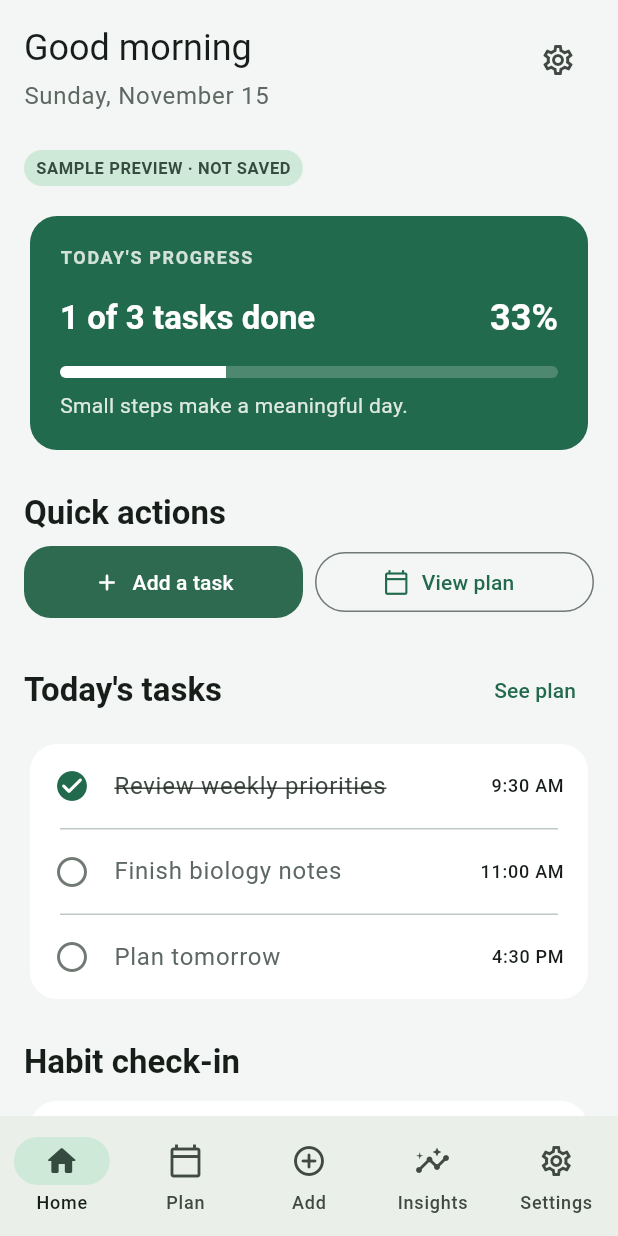
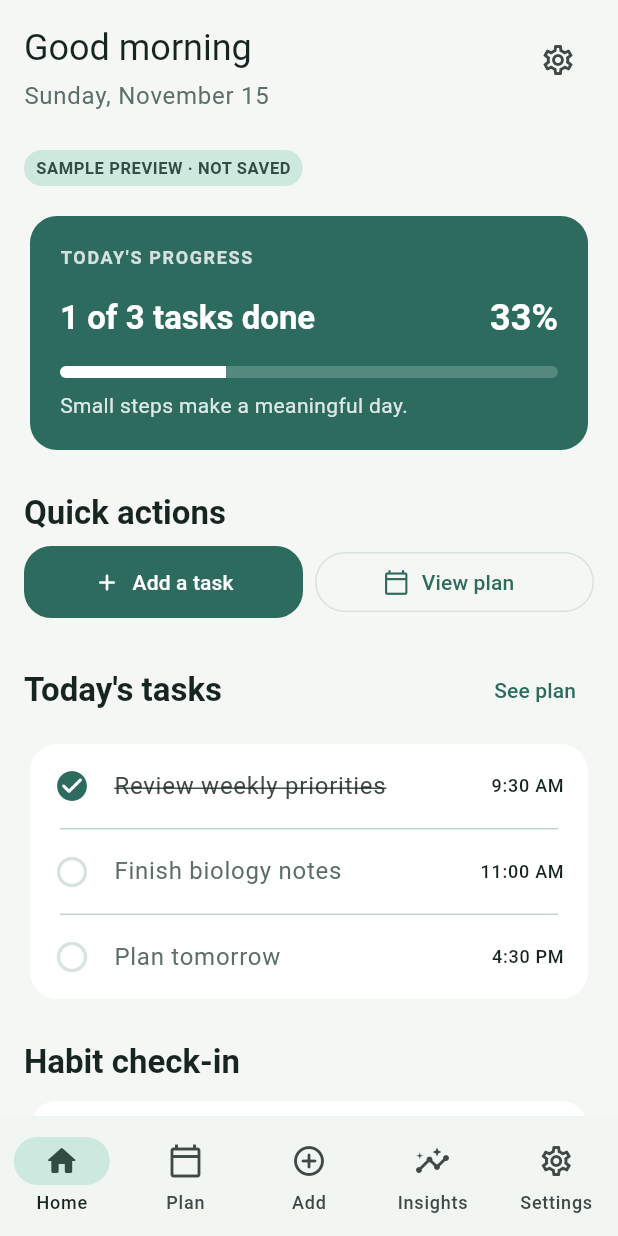
Before and after one commit to Harinitech01-sys/systemos, a Flutter app: the screen it shows after launch, on a phone screen of 412 x 824 dp. Run offline on Flutter 3.47's test engine with Material 3 defaults, Android fonts, the phone set to English and light mode, and no system bars; our stand-ins replace go_router.

Commit message:
Polish app color palette

```diff
--- a/lib/core/constants/app_constants.dart
+++ b/lib/core/constants/app_constants.dart
@@ -3,17 +3,29 @@ import 'package:flutter/material.dart';
 class AppColors {
   AppColors._();
 
-  static const Color primary = Color(0xFF2D6A4F);
-  static const Color primaryContainer = Color(0xFFDDF7EA);
-  static const Color accent = Color(0xFF8DB9A0);
-  static const Color surface = Color(0xFFF5F7F6);
-  static const Color surfaceVariant = Color(0xFFE5EFEA);
+  static const Color primary = Color(0xFF2C6B5D);
+  static const Color primaryContainer = Color(0xFFDFF5EC);
+  static const Color primaryLight = Color(0xFF5AA58C);
+  static const Color primaryDark = Color(0xFF1D4F42);
+  static const Color secondary = Color(0xFF92B7A5);
+  static const Color secondaryContainer = Color(0xFFE7F3EE);
+  static const Color tertiary = Color(0xFFC8E1D7);
+  static const Color accent = Color(0xFF94C9B7);
+  static const Color background = Color(0xFFF5F7F4);
+  static const Color surface = Color(0xFFFFFFFF);
+  static const Color surfaceElevated = Color(0xFFF1F6F3);
+  static const Color surfaceVariant = Color(0xFFE8F1ED);
+  static const Color outline = Color(0xFFD7E3DD);
+  static const Color outlineVariant = Color(0xFFBFD7CE);
   static const Color onPrimary = Color(0xFFFFFFFF);
-  static const Color onSurface = Color(0xFF1A1C1B);
-  static const Color onSurfaceVariant = Color(0xFF5E6862);
-  static const Color success = Color(0xFF2E8B57);
-  static const Color warning = Color(0xFFE0A93A);
-  static const Color error = Color(0xFFB42318);
+  static const Color onSecondary = Color(0xFF163A32);
+  static const Color onSurface = Color(0xFF172521);
+  static const Color onSurfaceVariant = Color(0xFF5B6E68);
+  static const Color success = Color(0xFF2F8F5B);
+  static const Color info = Color(0xFF4C7BCF);
+  static const Color warning = Color(0xFFE3A93A);
+  static const Color error = Color(0xFFCE4B4B);
+  static const Color shadow = Color(0x1F233A2F);
 }
 
 class AppSpacing {
--- a/lib/core/theme/app_theme.dart
+++ b/lib/core/theme/app_theme.dart
@@ -6,14 +6,31 @@ class AppTheme {
   AppTheme._();
 
   static ThemeData get lightTheme {
+    final colorScheme = ColorScheme.fromSeed(
+      seedColor: AppColors.primary,
+      brightness: Brightness.light,
+      primary: AppColors.primary,
+      onPrimary: AppColors.onPrimary,
+      secondary: AppColors.secondary,
+      onSecondary: AppColors.onSecondary,
+      tertiary: AppColors.tertiary,
+      error: AppColors.error,
+      surface: AppColors.surface,
+      onSurface: AppColors.onSurface,
+      primaryContainer: AppColors.primaryContainer,
+      surfaceContainerLowest: AppColors.background,
+      surfaceContainer: AppColors.surfaceElevated,
+      surfaceContainerHigh: AppColors.surfaceVariant,
+      surfaceContainerHighest: AppColors.surfaceVariant,
+      outline: AppColors.outline,
+      outlineVariant: AppColors.outlineVariant,
+    );
+
     final base = ThemeData(
       useMaterial3: true,
       brightness: Brightness.light,
-      colorScheme: ColorScheme.fromSeed(
-        seedColor: AppColors.primary,
-        brightness: Brightness.light,
-      ),
-      scaffoldBackgroundColor: const Color(0xFFF4F6F5),
+      colorScheme: colorScheme,
+      scaffoldBackgroundColor: AppColors.background,
     );
 
     return base.copyWith(
@@ -24,9 +41,9 @@ class AppTheme {
         centerTitle: false,
       ),
       cardTheme: CardThemeData(
-        color: Colors.white,
+        color: AppColors.surface,
         elevation: 0,
-        shadowColor: const Color(0x1A000000),
+        shadowColor: AppColors.shadow,
         shape: RoundedRectangleBorder(borderRadius: AppBorderRadius.medium),
       ),
       filledButtonTheme: FilledButtonThemeData(
@@ -73,14 +90,31 @@ class AppTheme {
   }
 
   static ThemeData get darkTheme {
+    final colorScheme = ColorScheme.fromSeed(
+      seedColor: AppColors.primary,
+      brightness: Brightness.dark,
+      primary: AppColors.primaryLight,
+      onPrimary: AppColors.onPrimary,
+      secondary: AppColors.secondary,
+      onSecondary: AppColors.onSecondary,
+      tertiary: AppColors.tertiary,
+      error: AppColors.error,
+      surface: const Color(0xFF111B18),
+      onSurface: const Color(0xFFE7F1EE),
+      primaryContainer: const Color(0xFF1F3C35),
+      surfaceContainerLowest: const Color(0xFF0E1715),
+      surfaceContainer: const Color(0xFF18231F),
+      surfaceContainerHigh: const Color(0xFF1D2C28),
+      surfaceContainerHighest: const Color(0xFF233631),
+      outline: const Color(0xFF2C3D39),
+      outlineVariant: const Color(0xFF39514C),
+    );
+
     final base = ThemeData(
       useMaterial3: true,
       brightness: Brightness.dark,
-      colorScheme: ColorScheme.fromSeed(
-        seedColor: AppColors.primary,
-        brightness: Brightness.dark,
-      ),
-      scaffoldBackgroundColor: const Color(0xFF111715),
+      colorScheme: colorScheme,
+      scaffoldBackgroundColor: const Color(0xFF0F1715),
     );
 
     return base.copyWith(
@@ -91,14 +125,14 @@ class AppTheme {
         centerTitle: false,
       ),
       cardTheme: CardThemeData(
-        color: const Color(0xFF1A1F1D),
+        color: const Color(0xFF18211E),
         elevation: 0,
         shadowColor: const Color(0x33000000),
         shape: RoundedRectangleBorder(borderRadius: AppBorderRadius.medium),
       ),
       filledButtonTheme: FilledButtonThemeData(
         style: FilledButton.styleFrom(
-          backgroundColor: AppColors.primary,
+          backgroundColor: AppColors.primaryLight,
           foregroundColor: AppColors.onPrimary,
           padding: const EdgeInsets.symmetric(horizontal: 18, vertical: 14),
           shape: RoundedRectangleBorder(borderRadius: AppBorderRadius.medium),
@@ -106,7 +140,7 @@ class AppTheme {
       ),
       inputDecorationTheme: InputDecorationTheme(
         filled: true,
-        fillColor: const Color(0xFF1D2623),
+        fillColor: const Color(0xFF1B2A26),
         border: OutlineInputBorder(
           borderRadius: AppBorderRadius.medium,
           borderSide: BorderSide.none,
@@ -117,7 +151,7 @@ class AppTheme {
         ),
         focusedBorder: OutlineInputBorder(
           borderRadius: AppBorderRadius.medium,
-          borderSide: BorderSide(color: AppColors.primary, width: 1.5),
+          borderSide: BorderSide(color: AppColors.primaryLight, width: 1.5),
         ),
       ),
       dividerTheme: const DividerThemeData(space: 1, thickness: 1),
@@ -133,7 +167,7 @@ class AppTheme {
           fontWeight: FontWeight.w600,
         ),
         bodyLarge: base.textTheme.bodyLarge?.copyWith(
-          color: const Color(0xFFB2C1BC),
+          color: const Color(0xFFB9CFC8),
         ),
       ),
     );
```
Also changed, not shown: 2 other files.
